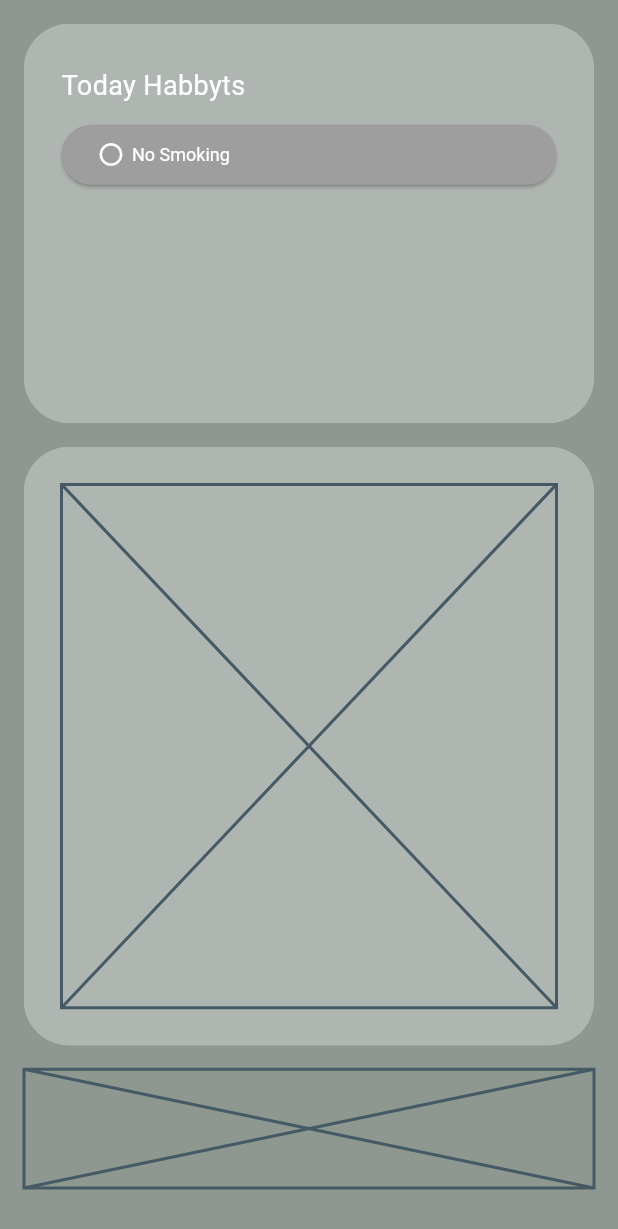
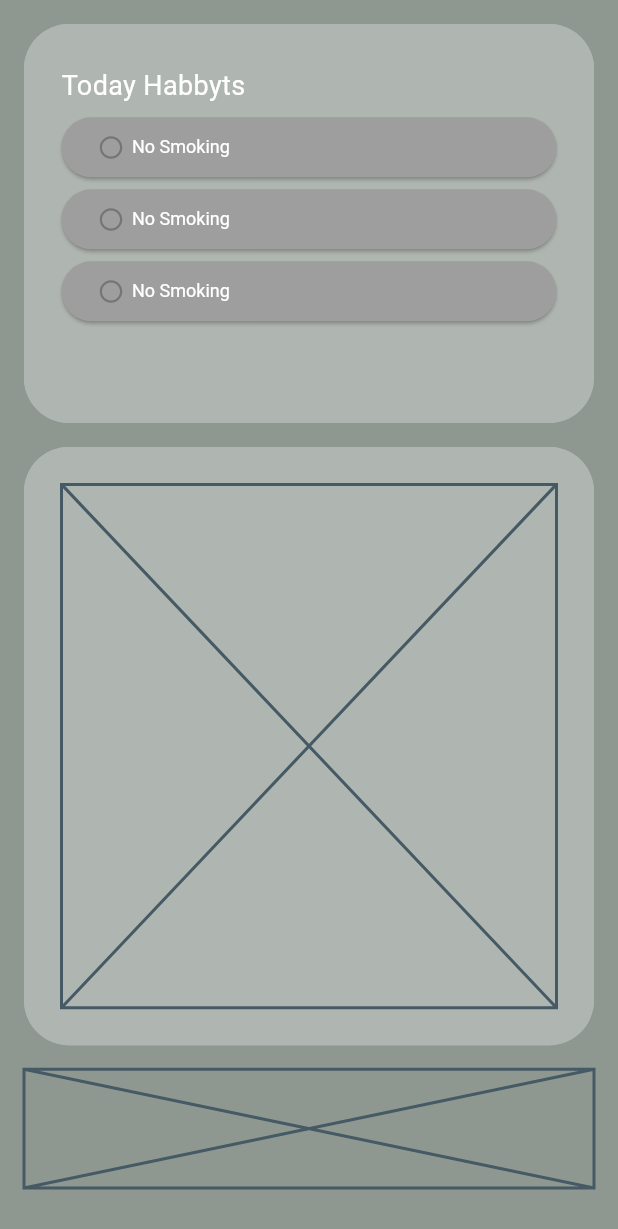
Before and after one commit to Bogghi/smore_tracker, a Flutter app: the screen it shows after launch, on a phone screen of 412 x 824 dp. Shown: the top 1229 px of the screen. Run offline on Flutter 3.47's test engine with Material 3 defaults, Android fonts, the phone set to English and light mode, and no system bars.

Commit message:
updated stats view

```diff
--- a/lib/main.dart
+++ b/lib/main.dart
@@ -32,8 +32,8 @@ class MyApp extends StatelessWidget {
             overlayColor: Colors.grey.shade800,
           ),
         ),
-        iconTheme: const IconThemeData(
-          color: Colors.white,
+        iconTheme: IconThemeData(
+          color: Colors.grey.shade600,
         ),
       ),
       home: HomePage(),
--- a/lib/pages/home_page/stats_view.dart
+++ b/lib/pages/home_page/stats_view.dart
@@ -39,14 +39,12 @@ class StatsView extends StatelessWidget {
                 ),
                 SizedBox(
                   width:  double.infinity,
-                  height: unit*2+unit/2,
+                  height: unit*2+(unit/3*2),
                   child: Align(
                     alignment: Alignment.centerLeft,
                     child: Column(
                       children: [
-                        Padding(
-                          padding: const EdgeInsets.symmetric(vertical: 5),
-                          child: ElevatedButton(
+                        ElevatedButton(
                           onPressed: (){},
                           child: Row(
                             children: [
@@ -65,6 +63,45 @@ class StatsView extends StatelessWidget {
                               ),
                             ],
                           ),
+                        ),
+                        ElevatedButton(
+                          onPressed: (){},
+                          child: Row(
+                            children: [
+                              Icon(
+                                Icons.circle_outlined,
+                                color: Theme.of(context).iconTheme.color,
+                              ),
+                              const SizedBox(width: 5),
+                              const Align(
+                                alignment: Alignment.centerLeft,
+                                child: Text(
+                                  "No Smoking",
+                                  style: TextStyle(
+                                      fontSize: 12, color: Colors.white),
+                                ),
+                              ),
+                            ],
+                          ),
+                        ),
+                        ElevatedButton(
+                          onPressed: (){},
+                          child: Row(
+                            children: [
+                              Icon(
+                                Icons.circle_outlined,
+                                color: Theme.of(context).iconTheme.color,
+                              ),
+                              const SizedBox(width: 5),
+                              const Align(
+                                alignment: Alignment.centerLeft,
+                                child: Text(
+                                  "No Smoking",
+                                  style: TextStyle(
+                                      fontSize: 12, color: Colors.white),
+                                ),
+                              ),
+                            ],
                           ),
                         ),
                       ],
```
Lines whose indentation alone changed are shown as unchanged.
